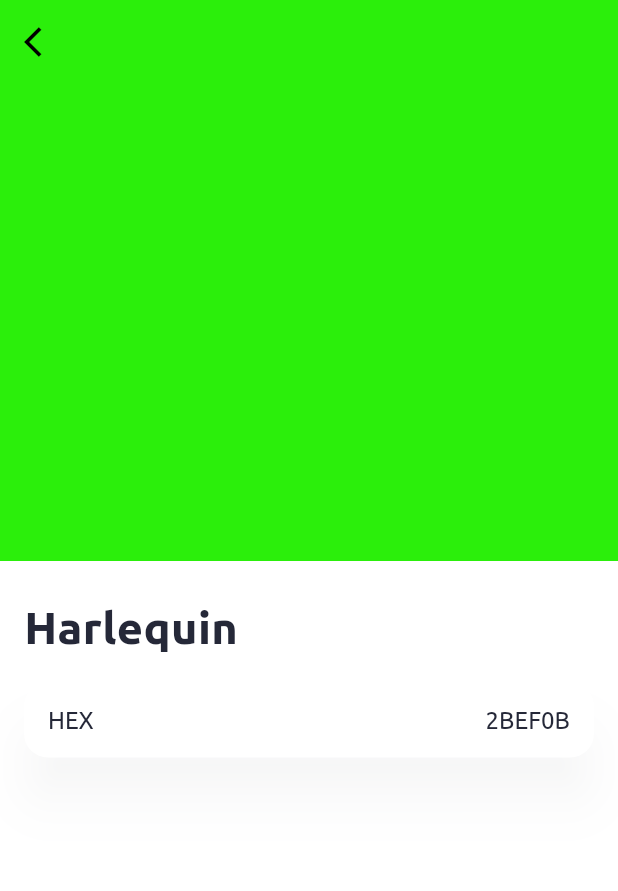
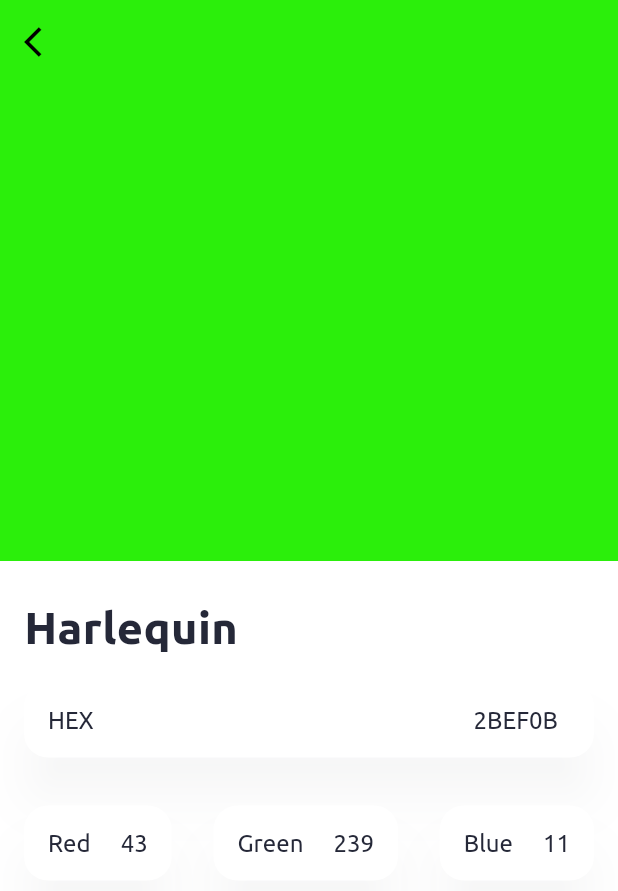
Before and after one commit to Sunderik/surf_course, a Flutter app: the screen it shows after launch, after a tap on "Harlequin", on a phone screen of 412 x 824 dp. Shown: the top 891 px of the screen. Run offline on Flutter 3.47's test engine with Material 3 defaults, Android fonts, the phone set to English and light mode, and no system bars; our stand-ins replace cached_network_image, equatable, flutter_svg, get_it, injectable, rive; project files that could hold a hidden picture were left out.

Commit message:
feat: жобавил копирование каналов цвета

```diff
--- a/task-280049/lib/core/domain/models/colors_state_model.dart
+++ b/task-280049/lib/core/domain/models/colors_state_model.dart
@@ -28,7 +28,7 @@ class ColorsStateModel extends ChangeNotifier {
     _setColors(colors);
   }
 
-  Future<void> setColorInClipboard(ColorEntity color) async {
+  Future<void> setColorInClipboard(ColorEntity? color) async {
     _colorInClipboard = color;
     notifyListeners();
   }
--- a/task-280049/lib/core/logic/mixins/clipboard_mixin.dart
+++ b/task-280049/lib/core/logic/mixins/clipboard_mixin.dart
@@ -11,8 +11,10 @@ mixin ClipboardMixin {
     }
   }
 
-  Future<void> copyToClipboard(BuildContext context, {required String text, required String message}) async {
+  Future<void> copyToClipboard(BuildContext context, {required String text, String? message}) async {
     await Clipboard.setData(ClipboardData(text: text));
+
+    if (message != null && message.isNotEmpty) {
       ScaffoldMessenger.of(context).showSnackBar(SnackBar(
         content: Row(
           mainAxisSize: MainAxisSize.min,
@@ -24,3 +26,4 @@ mixin ClipboardMixin {
       ));
     }
   }
+}
--- a/task-280049/lib/features/color_details_screen/color_details_screen_view.dart
+++ b/task-280049/lib/features/color_details_screen/color_details_screen_view.dart
@@ -105,7 +105,9 @@ class ColorDataWidget extends StatelessWidget {
                             color.value!.substring(1),
                             style: theme.textTheme.customText,
                           ),
-                          StreamBuilder<ColorEntity>(
+                          Padding(
+                            padding: const EdgeInsets.only(left: 8),
+                            child: StreamBuilder<ColorEntity?>(
                                 stream: widgetModel.hexInClipboardStream,
                                 builder: (context, snapshot) {
                                   final isCopied = widgetModel.hexInClipboard == color;
@@ -119,6 +121,7 @@ class ColorDataWidget extends StatelessWidget {
                                     return const SizedBox();
                                   }
                                 }),
+                          ),
                         ],
                       ),
                     ],
@@ -126,6 +129,84 @@ class ColorDataWidget extends StatelessWidget {
                 ),
               ),
             ),
+          if (color.value != null && color.value!.isNotEmpty)
+            Padding(
+              padding: const EdgeInsets.symmetric(vertical: 16),
+              child: Row(
+                mainAxisAlignment: MainAxisAlignment.spaceBetween,
+                children: [
+                  GestureDetector(
+                    onLongPress: () => widgetModel.copyChannelToClipboard(context, color.getColor().red),
+                    child: NeomorphDataContainer(
+                      child: Row(
+                        mainAxisAlignment: MainAxisAlignment.spaceBetween,
+                        children: [
+                          Text(
+                            'Red',
+                            style: theme.textTheme.customText,
+                          ),
+                          const SizedBox(width: 20),
+                          Row(
+                            children: [
+                              Text(
+                                color.getColor().red.toString(),
+                                style: theme.textTheme.customText,
+                              ),
+                            ],
+                          ),
+                        ],
+                      ),
+                    ),
+                  ),
+                  GestureDetector(
+                    onLongPress: () => widgetModel.copyChannelToClipboard(context, color.getColor().green),
+                    child: NeomorphDataContainer(
+                      child: Row(
+                        mainAxisAlignment: MainAxisAlignment.spaceBetween,
+                        children: [
+                          Text(
+                            'Green',
+                            style: theme.textTheme.customText,
+                          ),
+                          const SizedBox(width: 20),
+                          Row(
+                            children: [
+                              Text(
+                                color.getColor().green.toString(),
+                                style: theme.textTheme.customText,
+                              ),
+                            ],
+                          ),
+                        ],
+                      ),
+                    ),
+                  ),
+                  GestureDetector(
+                    onLongPress: () => widgetModel.copyChannelToClipboard(context, color.getColor().blue),
+                    child: NeomorphDataContainer(
+                      child: Row(
+                        mainAxisAlignment: MainAxisAlignment.spaceBetween,
+                        children: [
+                          Text(
+                            'Blue',
+                            style: theme.textTheme.customText,
+                          ),
+                          const SizedBox(width: 20),
+                          Row(
+                            children: [
+                              Text(
+                                color.getColor().blue.toString(),
+                                style: theme.textTheme.customText,
+                              ),
+                            ],
+                          ),
+                        ],
+                      ),
+                    ),
+                  ),
+                ],
+              ),
+            ),
         ],
       ),
     );
--- a/task-280049/lib/features/color_details_screen/color_details_screen_widget_model.dart
+++ b/task-280049/lib/features/color_details_screen/color_details_screen_widget_model.dart
@@ -43,6 +43,11 @@ class ColorDetailsScreenWidgetModel extends BaseWidgetModel with SystemBarColorM
     _state.setColorInClipboard(color);
   }
 
+  void copyChannelToClipboard(BuildContext context, int channel) {
+    copyToClipboard(context, text: channel.toString());
+    _state.setColorInClipboard(ColorEntity('', ''));
+  }
+
   ///
   bool backNavigation(BuildContext context) {
     Navigator.of(context).pop();
--- a/task-280049/lib/features/colors_screen/colors_screen_widget_model.dart
+++ b/task-280049/lib/features/colors_screen/colors_screen_widget_model.dart
@@ -1,5 +1,6 @@
 import 'dart:async';
 
+import 'package:collection/collection.dart';
 import 'package:flutter/material.dart';
 import 'package:task_280049/core/core.dart';
 import 'package:task_280049/core/logic/objects/objects.dart';
@@ -71,7 +72,10 @@ class ColorsScreenWidgetModel extends BaseWidgetModel {
     }
     final hexInClipboard = await getColorInClipboard();
     if (colors.isNotEmpty && hexInClipboard.isNotEmpty) {
-      setHexInClipboard(colors.firstWhere((color) => color.value == hexInClipboard));
+      final color = colors.firstWhereOrNull((color) => color.value == hexInClipboard);
+      if (color != null) {
+        setHexInClipboard(color);
+      }
     }
   }
 
--- a/task-280049/lib/features/colors_screen/widgets/color_tile.dart
+++ b/task-280049/lib/features/colors_screen/widgets/color_tile.dart
@@ -54,7 +54,7 @@ class ColorTile extends StatelessWidget {
                 Row(
                   children: [
                     Text(color.value ?? '', style: theme.textTheme.customCaption),
-                    StreamBuilder<ColorEntity>(
+                    StreamBuilder<ColorEntity?>(
                         stream: widgetModel.hexInClipboardStream,
                         builder: (context, snapshot) {
                           final isCopied = widgetModel.hexInClipboard == color;
--- a/task-280049/pubspec.yaml
+++ b/task-280049/pubspec.yaml
@@ -11,9 +11,10 @@ dependencies:
   flutter:
     sdk: flutter
 
-  animations: ^2.0.8
   provider: ^6.0.2
   json_annotation: ^4.8.1
+  collection: ^1.15.0 # The package contains functions that operate on lists.
+
 
 dev_dependencies:
   flutter_test:
```
Also changed, not shown: task-280049/pubspec.lock. Lines whose indentation alone changed are shown as unchanged.
